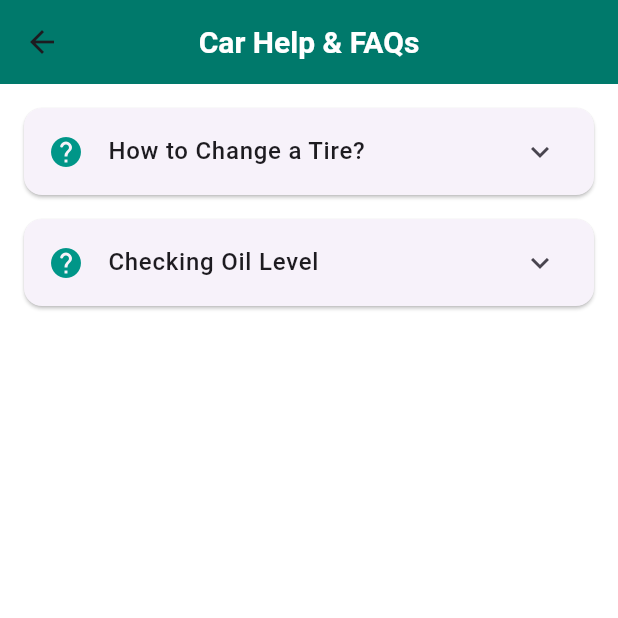
After one commit to arishaahmad/Autovista_version2, a Flutter app: the FAQScreen screen opened by its route, on a phone screen of 412 x 824 dp, the top half of it. The commit adds this screen. Run offline on Flutter 3.47's test engine with Material 3 defaults, Android fonts, the phone set to English and light mode, and no system bars; our stand-ins replace awesome_notifications, file_picker, flutter_map, image_picker, latlong2, location and 5 more; missing offline and left inert: google_mlkit_text_recognition; accounts and stored records are empty.

Commit message:
With FAQ

```diff
--- a/lib/main.dart
+++ b/lib/main.dart
@@ -1,5 +1,6 @@
 import 'package:autovista/screens/document_list_screen.dart';
 import 'package:autovista/screens/emergency_contacts_screen.dart';
+import 'package:autovista/screens/faq_screen.dart'; // Added import
 import 'package:flutter/material.dart';
 import 'package:supabase_flutter/supabase_flutter.dart';
 import 'screens/login_screen.dart';
@@ -20,13 +21,10 @@ void main() async {
   WidgetsFlutterBinding.ensureInitialized();
 
   await Supabase.initialize(
-    url:
-        'https://qmxoticuvkdmeyteyvaa.supabase.co',
-    anonKey:
-        'eyJhbGciOiJIUzI1NiIsInR5cCI6IkpXVCJ9.eyJpc3MiOiJzdXBhYmFzZSIsInJlZiI6InFteG90aWN1dmtkbWV5dGV5dmFhIiwicm9sZSI6ImFub24iLCJpYXQiOjE3MzU5MjM4MzQsImV4cCI6MjA1MTQ5OTgzNH0.pwmB8VjrNKdBMdG8mvB5D_Ke4u-ONCk9rMMbrs3mKfE',
+    url: 'https://qmxoticuvkdmeyteyvaa.supabase.co',
+    anonKey: 'eyJhbGciOiJIUzI1NiIsInR5cCI6IkpXVCJ9.eyJpc3MiOiJzdXBhYmFzZSIsInJlZiI6InFteG90aWN1dmtkbWV5dGV5dmFhIiwicm9sZSI6ImFub24iLCJpYXQiOjE3MzU5MjM4MzQsImV4cCI6MjA1MTQ5OTgzNH0.pwmB8VjrNKdBMdG8mvB5D_Ke4u-ONCk9rMMbrs3mKfE',
   );
 
-  // Initialize notification service
   final notificationService = NotificationService();
   await notificationService.initialize();
 
@@ -90,6 +88,8 @@ class AutoVistaApp extends StatelessWidget {
             final userId = settings.arguments as String;
             return MaterialPageRoute(
                 builder: (_) => EmergencyContactsScreen(userId: userId));
+          case '/faq_screen':  // New route
+            return MaterialPageRoute(builder: (_) => FAQScreen());
           default:
             return MaterialPageRoute(builder: (_) => const LoginScreen());
         }
--- /dev/null
+++ b/lib/screens/faq_screen.dart
@@ -0,0 +1,115 @@
+import 'package:flutter/material.dart';
+
+class FAQScreen extends StatelessWidget {
+  final List<FAQItem> faqs = [
+    FAQItem(
+      question: "How to Change a Tire?",
+      answer: "Step-by-step guide to changing a flat tire safely:",
+      steps: [
+        "1. Find a safe, flat location",
+        "2. Apply parking brake and wheel wedges",
+        "3. Remove hubcap and loosen lug nuts",
+        "4. Jack up the vehicle",
+        "5. Remove flat tire and mount spare",
+        "6. Tighten lug nuts in star pattern",
+        "7. Lower vehicle and fully tighten nuts"
+      ],
+      imagePath: 'images/flat_tire.jpg',
+    ),
+    FAQItem(
+      question: "Checking Oil Level",
+      answer: "Proper way to check your engine oil:",
+      steps: [
+        "1. Park on level ground and warm up engine",
+        "2. Turn off engine and wait 5 minutes",
+        "3. Locate and remove dipstick",
+        "4. Wipe clean and reinsert fully",
+        "5. Remove again and check level between marks",
+        "6. Add oil if needed (check manual for type)",
+        "7. Reinsert dipstick securely"
+      ],
+      imagePath: 'assets/check_oil.png',
+    ),
+    // Add more FAQs here
+  ];
+
+  FAQScreen({super.key});
+
+  @override
+  Widget build(BuildContext context) {
+    return Scaffold(
+      appBar: AppBar(
+        title: const Text("Car Help & FAQs"),
+        backgroundColor: Colors.teal.shade700,
+      ),
+      body: ListView.builder(
+        padding: const EdgeInsets.all(16),
+        itemCount: faqs.length,
+        itemBuilder: (context, index) {
+          return _buildFAQCard(faqs[index]);
+        },
+      ),
+    );
+  }
+
+  Widget _buildFAQCard(FAQItem faq) {
+    return Card(
+      margin: const EdgeInsets.only(bottom: 16),
+      shape: RoundedRectangleBorder(
+        borderRadius: BorderRadius.circular(12),
+      ),
+      child: ExpansionTile(
+        leading: const Icon(Icons.help_rounded, color: Colors.teal),
+        title: Text(
+          faq.question,
+          style: const TextStyle(fontWeight: FontWeight.w500),
+        ),
+        children: [
+          Padding(
+            padding: const EdgeInsets.all(16),
+            child: Column(
+              crossAxisAlignment: CrossAxisAlignment.start,
+              children: [
+                Text(
+                  faq.answer,
+                  style: TextStyle(
+                    color: Colors.grey.shade700,
+                    fontSize: 16,
+                  ),
+                ),
+                const SizedBox(height: 12),
+                ...faq.steps.map((step) => Padding(
+                  padding: const EdgeInsets.symmetric(vertical: 4),
+                  child: Text(step),
+                )),
+                if (faq.imagePath != null)
+                  Padding(
+                    padding: const EdgeInsets.only(top: 16),
+                    child: Image.asset(
+                      faq.imagePath!,
+                      fit: BoxFit.cover,
+                      width: double.infinity,
+                    ),
+                  ),
+              ],
+            ),
+          ),
+        ],
+      ),
+    );
+  }
+}
+
+class FAQItem {
+  final String question;
+  final String answer;
+  final List<String> steps;
+  final String? imagePath;
+
+  FAQItem({
+    required this.question,
+    required this.answer,
+    required this.steps,
+    this.imagePath,
+  });
+}
--- a/lib/screens/home_screen.dart
+++ b/lib/screens/home_screen.dart
@@ -667,6 +667,17 @@ class _HomeScreenState extends State<HomeScreen> {
                           );
                         },
                       ),
+                      _buildFeatureButton(
+                        icon: Icons.help_outline_rounded,
+                        label: "Car Help",
+                        tooltip: "Vehicle Help & FAQs",
+                        onPressed: () {
+                          Navigator.pushNamed(
+                            context,
+                            '/faq_screen',
+                          );
+                        },
+                      ),
                     ],
                   ),
                 ),
```
Also changed, not shown: pubspec.yaml (+4 -67 lines), lib/assets/images/avatar_placeholder.jpg (renamed from lib/assets/avatar_placeholder.jpg), lib/assets/images/car_background.jpg (renamed from lib/assets/car_background.jpg), lib/assets/images/flat_tire.jpg (added), pubspec.lock, 13 other files.
